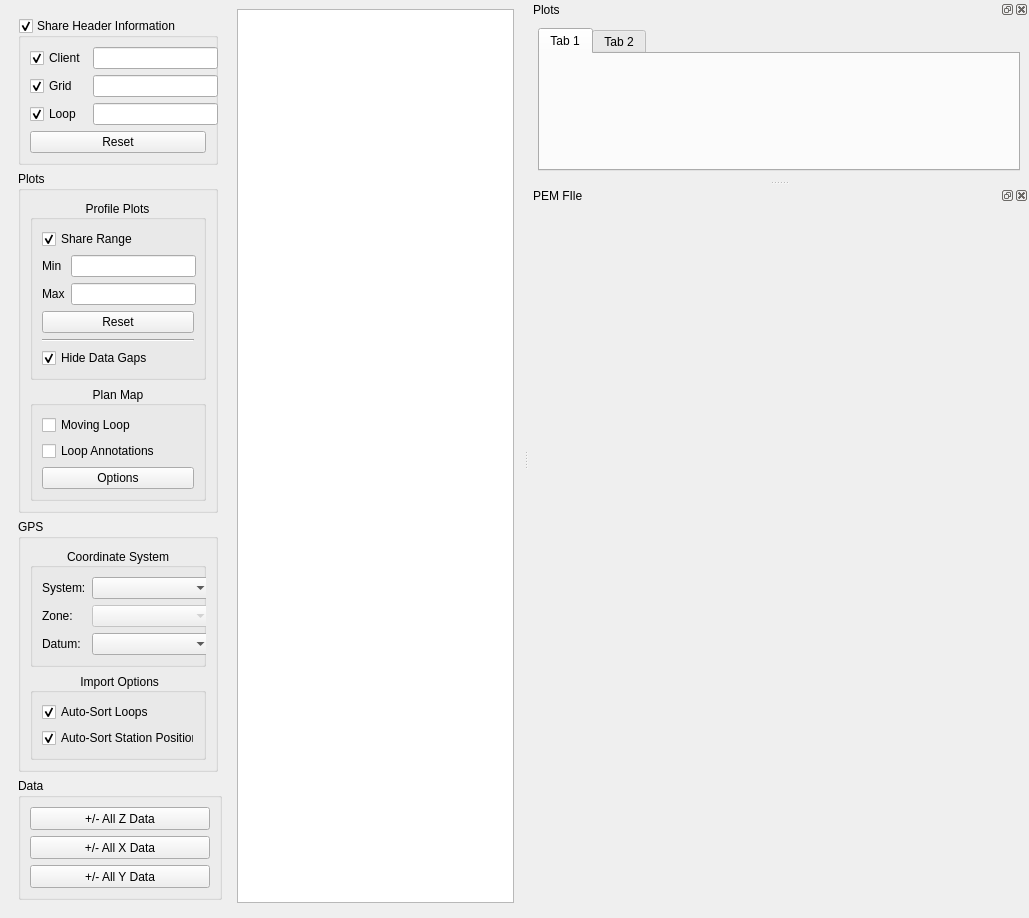
The window that src/qt_ui/pem_editor_window.ui (Eric-Meunier/Processor-Suite) describes before a commit, drawn with Qt 5.
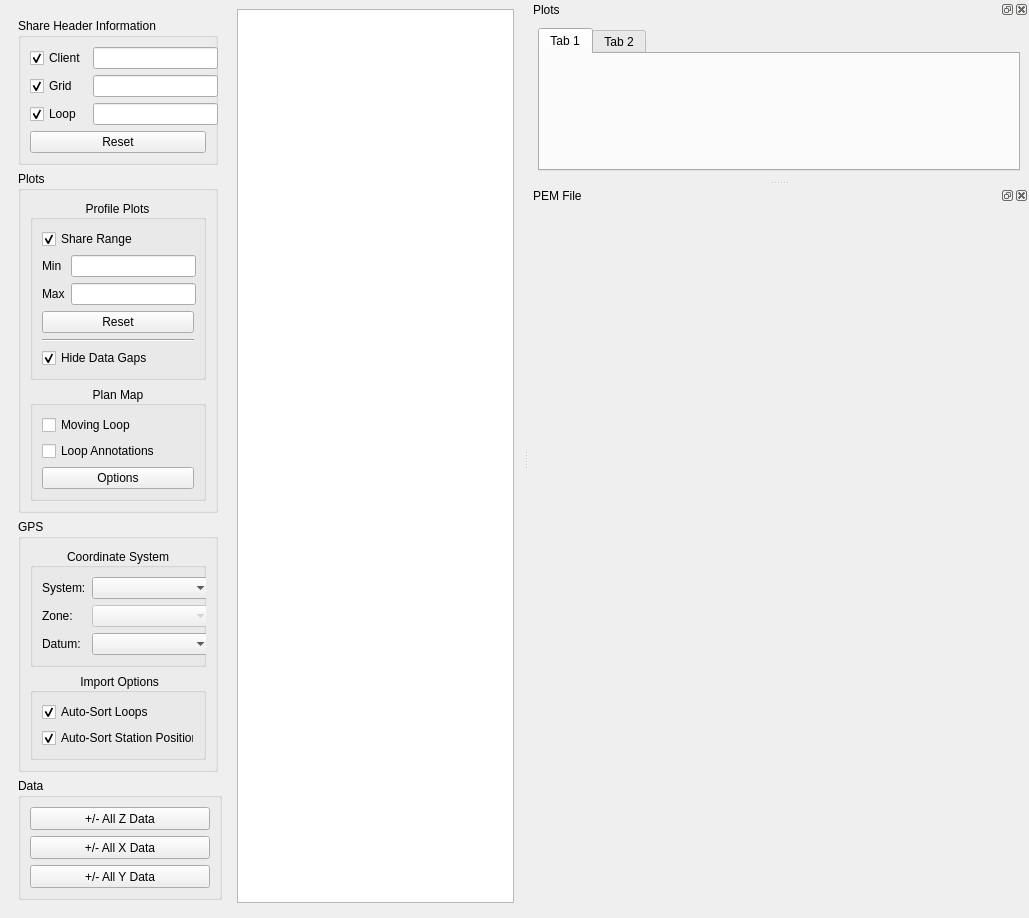
The same window after the commit.

Commit message: Removed conder from main window.

What changed in the file:
```diff
--- a/src/qt_ui/pem_editor_window.ui
+++ b/src/qt_ui/pem_editor_window.ui
@@ -105,7 +105,7 @@
           <bool>false</bool>
          </property>
          <property name="checkable">
-          <bool>true</bool>
+          <bool>false</bool>
          </property>
          <layout class="QGridLayout" name="share_header_layout">
           <item row="2" column="1">
@@ -711,7 +711,7 @@
     <bool>false</bool>
    </property>
    <property name="windowTitle">
-    <string>PEM FIle</string>
+    <string>PEM File</string>
    </property>
    <attribute name="dockWidgetArea">
     <number>2</number>
```
Left out of the diff: 66 changed lines with no effect on the pictures. The commit also changes 4 other files.
